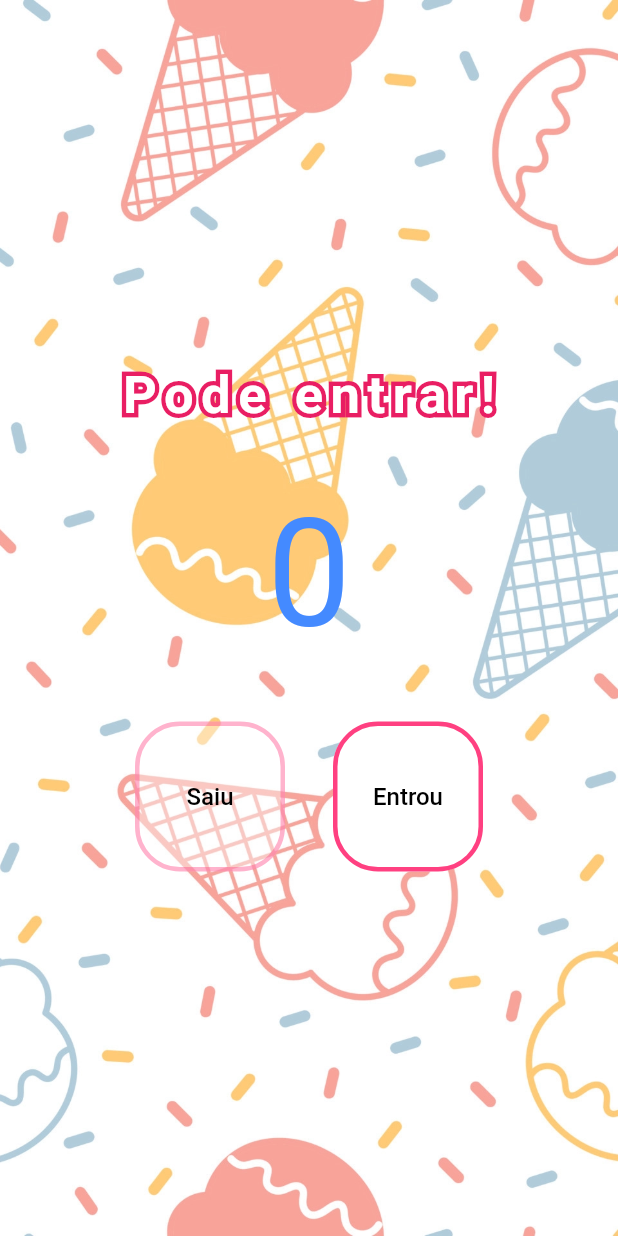
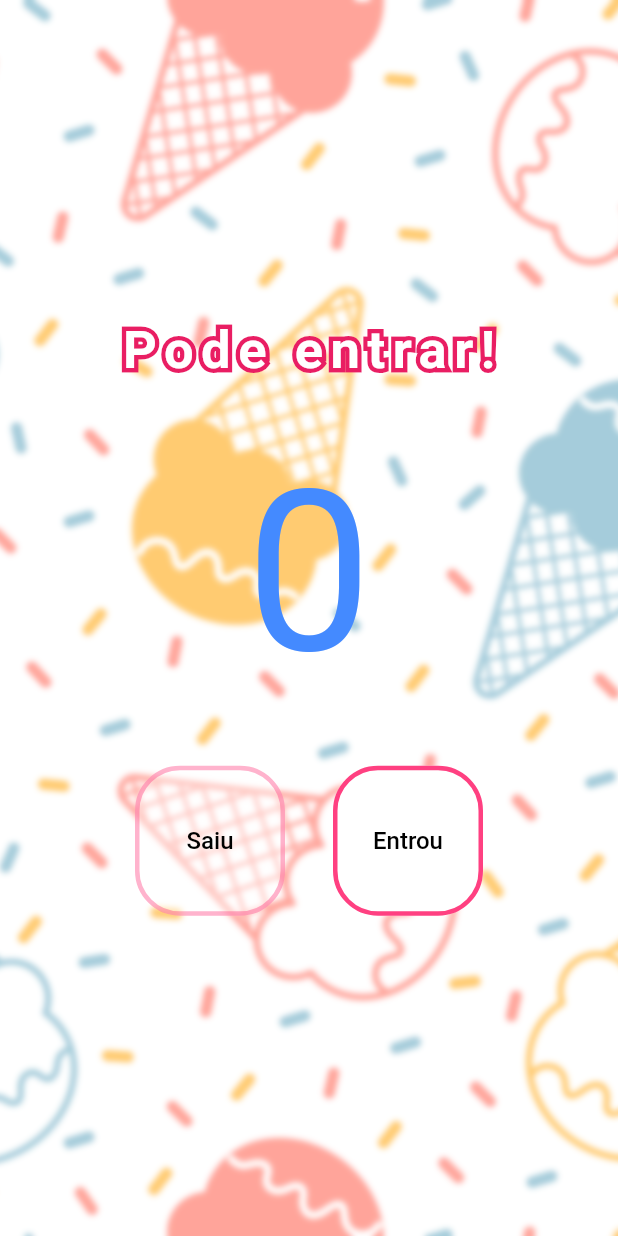
Before and after one commit to J-Neto/ice-cream-parlor-counter, a Flutter app: the screen it shows after launch, on a phone screen of 412 x 824 dp. Run offline on Flutter 3.47's test engine with Material 2 defaults, Android fonts, the phone set to English and light mode, and no system bars.

Commit message:
Resizing counter item

```diff
--- a/lib/main.dart
+++ b/lib/main.dart
@@ -9,7 +9,7 @@ class MyApp extends StatelessWidget {
 
   @override
   Widget build(BuildContext context) {
-    return MaterialApp(
+    return const MaterialApp(
       debugShowCheckedModeBanner: false,
       home: HomePage(),
     );
@@ -49,7 +49,7 @@ class _HomePageState extends State<HomePage> {
       body: Container(
         decoration: const BoxDecoration(
           image: DecorationImage(
-            image: AssetImage('assets/images/background.jpg'),
+            image: AssetImage('assets/images/background.png'),
             fit: BoxFit.cover,
           ),
         ),
@@ -88,7 +88,8 @@ class _HomePageState extends State<HomePage> {
                 child: Text(
                   '$count',
                   style: TextStyle(
-                    fontSize: 100,
+                    // fontFamily: 'Didatic Gothic',
+                    fontSize: 150,
                     color: isFull ? Colors.red : Colors.blueAccent,
                   ),
                 )),
```
Also changed, not shown: assets/images/background.jpg (deleted), assets/images/background.png (added).
